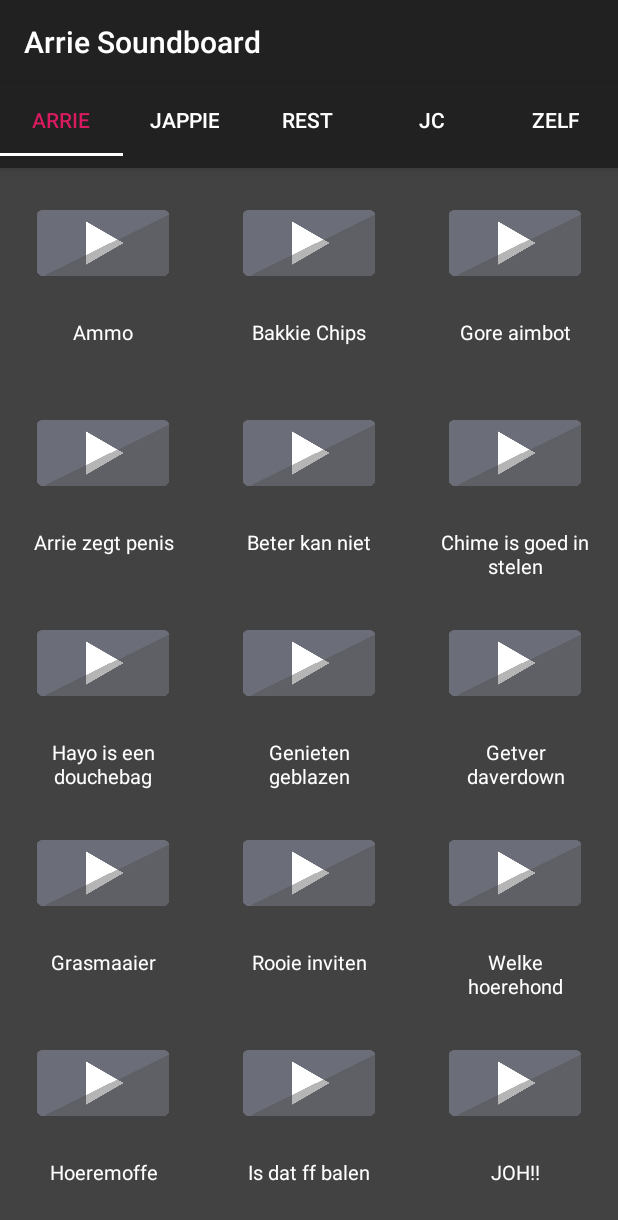
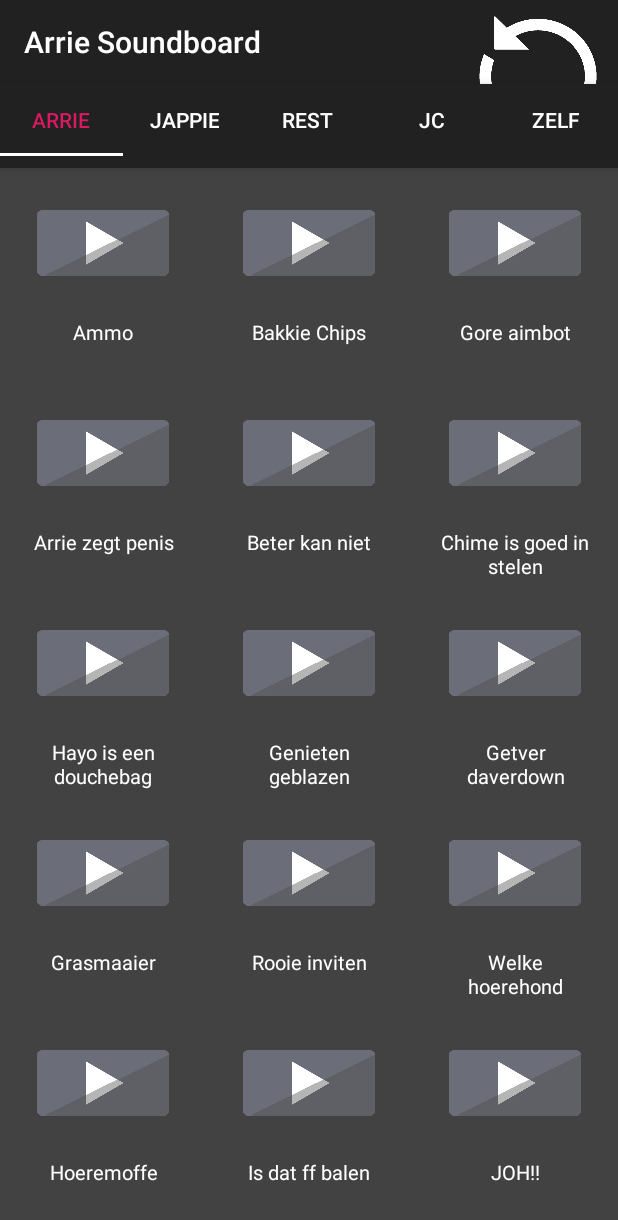
Before and after one commit to Thoughnut/Arrieboard, an Android app: the screen it shows after launch (SoundboardActivity), on a phone screen of 412 x 824 dp. Shown: the top 1220 px of the screen. Run offline under Robolectric (Android 15) with nearby library versions, the phone set to English and light mode, and no system bars; libraries missing offline, so code that uses them is left out: com.squareup.seismic.

Commit message:
Nieuwe bestanden

```diff
--- a/app/src/main/java/com/thoughnut/soundboard/Glitch.java
+++ b/app/src/main/java/com/thoughnut/soundboard/Glitch.java
@@ -23,6 +23,7 @@ public class Glitch extends Activity{
     private List<String> nameList;
     private ArrayList<SoundObject> soundList = new ArrayList<>();
     private VideoView videoView;
+    private MediaPlayer mediaPlayer = new MediaPlayer();
     @Override
     public void onBackPressed() {
 
@@ -64,6 +65,8 @@ public class Glitch extends Activity{
             public void onCompletion(MediaPlayer mp) {
                 videoView.setVisibility(View.GONE);
                 myrecyclerview.setVisibility(View.VISIBLE);
+                mediaPlayer = MediaPlayer.create(getBaseContext(), R.raw.arriesoundboard);
+                mediaPlayer.start();
             }
         });
 
--- a/app/src/main/java/com/thoughnut/soundboard/SoundboardActivity.java
+++ b/app/src/main/java/com/thoughnut/soundboard/SoundboardActivity.java
@@ -42,6 +42,8 @@ public class SoundboardActivity extends AppCompatActivity{
     private ViewPagerAdapter adapter;
 
 
+    //Refresh
+    private Button refresh;
 
     Toolbar toolbar;
     View v;
@@ -133,13 +135,30 @@ public class SoundboardActivity extends AppCompatActivity{
         button = (Button) findViewById(R.id.button);
 
 
-
+//refresh
+        refresh = findViewById(R.id.refresh);
 
         mLayout = findViewById(R.id.activity_soundboard);
 
         toolbar = (Toolbar) findViewById(R.id.soundboard_toolbar);
+        setSupportActionBar(toolbar);
 
-        setSupportActionBar(toolbar);
+
+        //refresh
+        refresh.setOnClickListener(new View.OnClickListener() {
+            @Override
+            public void onClick(View v) {
+
+
+
+
+
+            }
+        });
+
+
+
+
         //geheim
 
 
@@ -149,6 +168,7 @@ public class SoundboardActivity extends AppCompatActivity{
                 System.out.println("het werkt");
                 videoView.setVisibility(v.VISIBLE);
                 tabLayout.setVisibility(v.GONE);
+                refresh.setVisibility(v.GONE);
                 videoView.setVideoURI(video);
                 videoView.setOnPreparedListener(new MediaPlayer.OnPreparedListener() {
                     @Override
@@ -179,6 +199,7 @@ public class SoundboardActivity extends AppCompatActivity{
                     public void onCompletion(MediaPlayer mp) {
                         videoView.setVisibility(View.GONE);
                         tabLayout.setVisibility(View.VISIBLE);
+                        refresh.setVisibility(View.VISIBLE);
                     }
                 });
 
--- a/app/src/main/java/com/thoughnut/soundboard/SoundboardRecyclerAdapter2.java
+++ b/app/src/main/java/com/thoughnut/soundboard/SoundboardRecyclerAdapter2.java
@@ -57,8 +57,6 @@ public class SoundboardRecyclerAdapter2 extends RecyclerView.Adapter<SoundboardR
         holder.itemView.setOnLongClickListener(new View.OnLongClickListener() {
             @Override
             public boolean onLongClick(View v) {
-
-                EventHandlerClass.popupM2(v, object);
                 return true;
             }
         });
--- a/app/src/main/res/layout/activity_soundboard.xml
+++ b/app/src/main/res/layout/activity_soundboard.xml
@@ -15,6 +15,15 @@
         android:id="@+id/soundboard_toolbar"
 
         />
+
+    <Button
+        android:layout_marginTop="10px"
+        android:layout_marginRight="20px"
+        android:layout_width="120px"
+        android:layout_height="130px"
+        android:layout_alignParentRight="true"
+        android:background="@drawable/refresh"
+        android:id="@+id/refresh"/>
 
 
     <android.support.design.widget.TabLayout
--- a/app/src/main/res/layout/glitchlayout.xml
+++ b/app/src/main/res/layout/glitchlayout.xml
@@ -22,4 +22,6 @@
         android:layout_width="fill_parent"
         android:layout_height="fill_parent"
         android:id="@+id/glitchvideo"/>
+
+
 </RelativeLayout>
--- a/app/src/main/res/values/strings.xml
+++ b/app/src/main/res/values/strings.xml
@@ -80,7 +80,7 @@
         <item>Mag ik even naar toilet</item>
         <item>Kramer is boos</item>
         <item>Admiraal</item>
-        <item>heel Hayo zingt</item>
+        <item>Heel Hayo zingt</item>
         <item>Jappie Lith</item>
     </string-array>
 
```
Also changed, not shown: app/src/main/java/com/thoughnut/soundboard/EventHandlerClass.java (+2 -88 lines), app/src/main/java/com/thoughnut/soundboard/Utils.java (added, +8 -0 lines), app/src/main/res/drawable-xhdpi/refresh.png (added), 3 other files.
